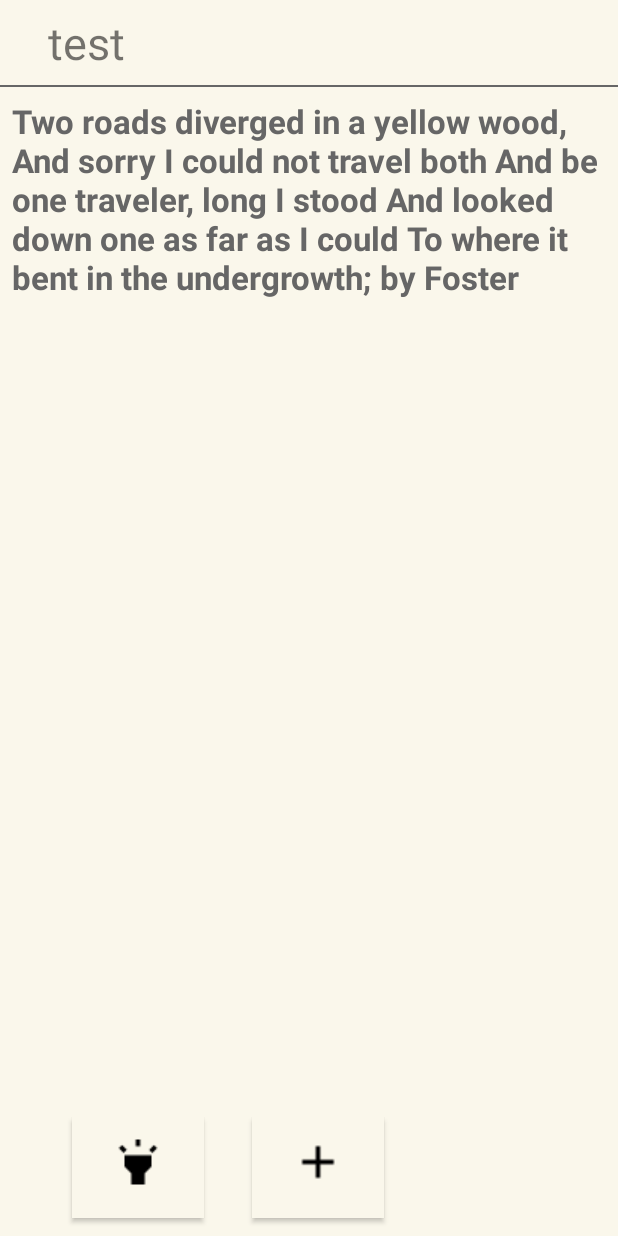
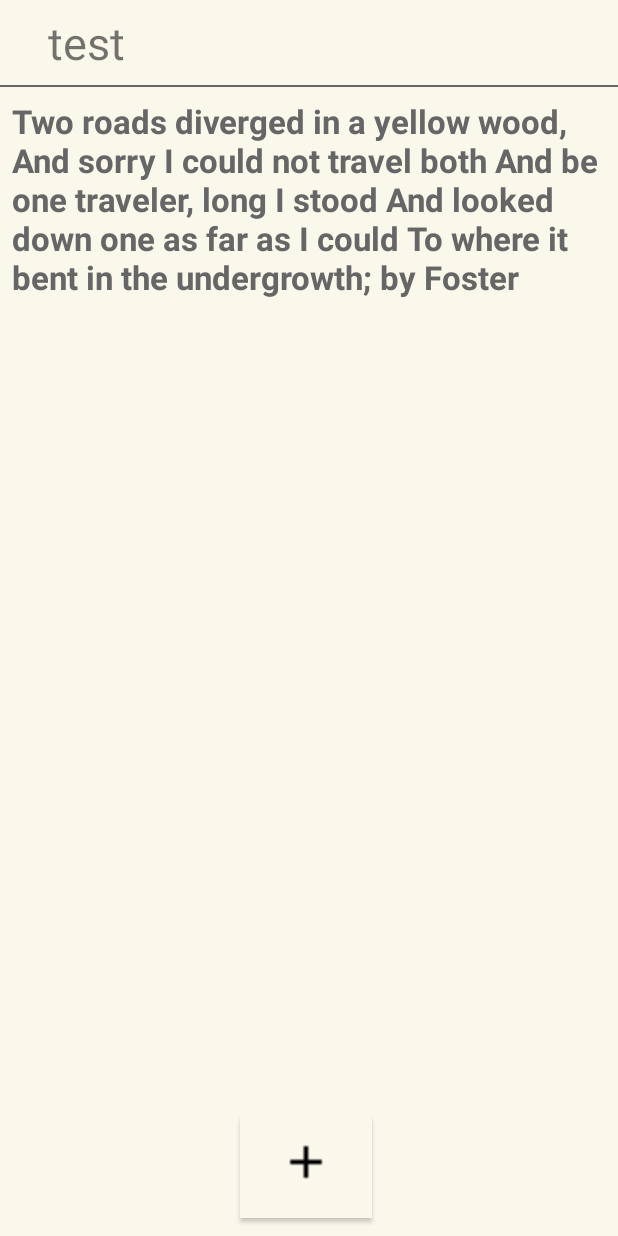
Before and after one commit to Lenaleuih/Echo_journal_app, an Android app: the layout activity_view.xml on its own in the app's theme, with its tools: preview values and no code run, on a phone screen of 412 x 824 dp. Run offline under Robolectric (Android 15) with nearby library versions, the phone set to English and light mode, and no system bars.

```diff
--- a/app/src/main/res/layout/activity_re_edit.xml
+++ b/app/src/main/res/layout/activity_re_edit.xml
@@ -58,6 +58,7 @@
             android:layout_below="@id/title">
 
             <EditText
+                android:id="@+id/reEditContent"
                 android:layout_width="wrap_content"
                 android:layout_height="wrap_content"
                 android:layout_margin="8dp"
--- a/app/src/main/res/layout/activity_view.xml
+++ b/app/src/main/res/layout/activity_view.xml
@@ -55,23 +55,12 @@
         android:layout_alignParentBottom="true"
         android:orientation="horizontal">
 
-        <Button
-            android:layout_width="wrap_content"
-            android:layout_height="wrap_content"
-            android:layout_centerHorizontal="true"
-            android:layout_marginLeft= "48dp"
-            android:layout_marginBottom="12dp"
-            android:background="@color/colorPrimaryCream"
-            android:drawableTop="@drawable/hints"
-            android:onClick="launchPrompt"
-            android:paddingTop="12dp"
-            android:paddingBottom="0dp" />
 
         <Button
             android:layout_width="wrap_content"
             android:layout_height="wrap_content"
             android:layout_centerHorizontal="true"
-            android:layout_marginLeft= "32dp"
+            android:layout_marginLeft= "160dp"
             android:layout_marginBottom="12dp"
             android:background="@color/colorPrimaryCream"
             android:drawableTop="@drawable/add"
```
Also changed, not shown: app/src/main/java/com/example/android/sfinalproject_lenalshuangtingy/ReEditActivity.java (+18 -0 lines), app/src/main/java/com/example/android/sfinalproject_lenalshuangtingy/JournalAdapter.java (line endings or trailing spaces), app/src/main/java/com/example/android/sfinalproject_lenalshuangtingy/JournalViewHolder.java (line endings or trailing spaces), app/src/main/java/com/example/android/sfinalproject_lenalshuangtingy/MainActivity.java (line endings or trailing spaces), app/src/main/java/com/example/android/sfinalproject_lenalshuangtingy/ViewActivity.java (line endings or trailing spaces).
